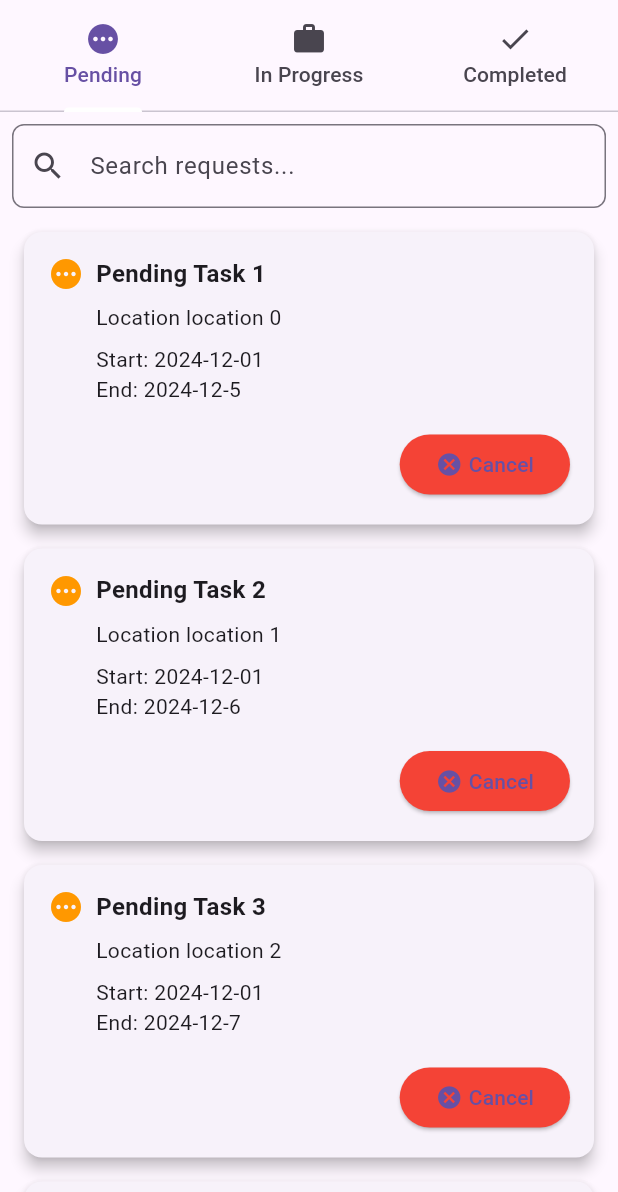
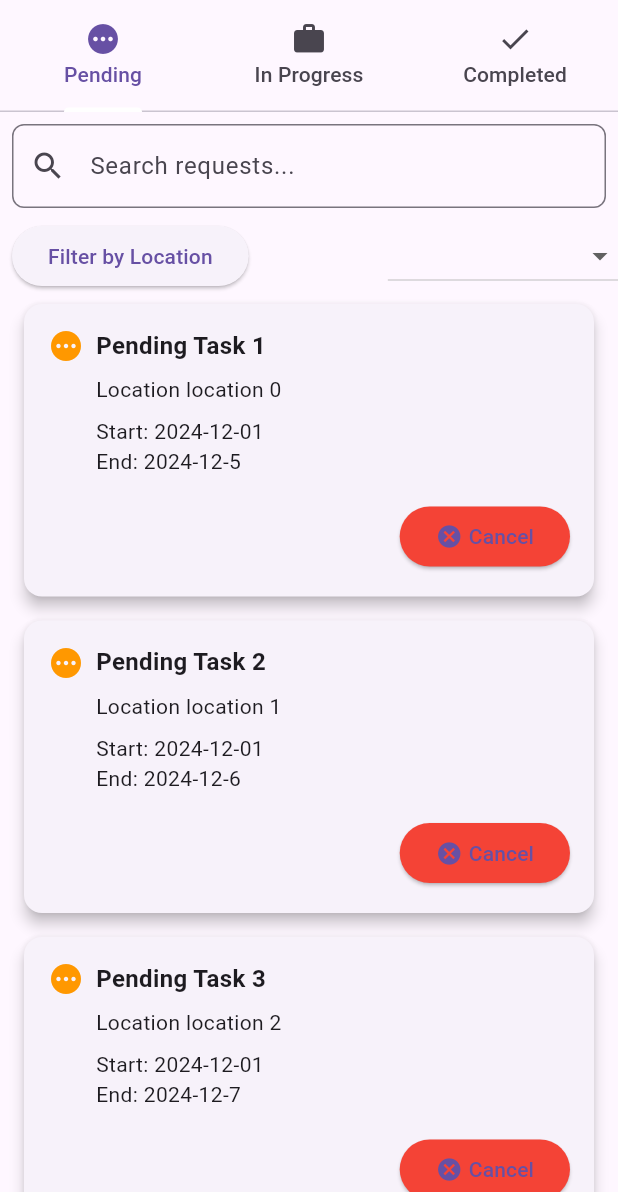
Before and after one commit to omarkhaled1853/EL-OUSTA, a Flutter app: the screen it shows after launch, on a phone screen of 412 x 824 dp, the part 44-1236 px from its top. Run offline on Flutter 3.47's test engine with Material 3 defaults, Android fonts, the phone set to English and light mode, and no system bars.

Commit message:
EO-98 adding filter and sort requests widgets

```diff
--- a/elousta/lib/client_requests/request_list.dart
+++ b/elousta/lib/client_requests/request_list.dart
@@ -1,4 +1,6 @@
+import 'package:elousta/client_requests/requests_filter.dart';
 import 'package:elousta/client_requests/requests_search_bar.dart';
+import 'package:elousta/client_requests/requests_sort.dart';
 import 'package:flutter/material.dart';
 
 class RequestList extends StatefulWidget {
@@ -17,7 +19,14 @@ class _RequestListState extends State<RequestList> {
   @override
   Widget build(BuildContext context) {
     return Column(
-      children: [const RequestsSearchBar(), Expanded(child: widget.requests)],
+      children: [
+        const RequestsSearchBar(),
+        const Row(
+          mainAxisAlignment: MainAxisAlignment.spaceBetween,
+          children: [RequestsFilter(), RequestsSort()],
+        ),
+        Expanded(child: widget.requests)
+      ],
     );
   }
 }
--- /dev/null
+++ b/elousta/lib/client_requests/requests_filter.dart
@@ -0,0 +1,54 @@
+import 'package:flutter/material.dart';
+
+class RequestsFilter extends StatefulWidget {
+  const RequestsFilter({super.key});
+
+  @override
+  State<RequestsFilter> createState() => _RequestsFilterState();
+}
+
+class _RequestsFilterState extends State<RequestsFilter> {
+  @override
+  Widget build(BuildContext context) {
+    return Padding(
+      padding: const EdgeInsets.symmetric(horizontal: 8.0),
+      child: ElevatedButton(
+        onPressed: () {
+          showDialog(
+            context: context,
+            builder: (context) {
+              // String tempFilterQuery = filterQuery;
+              return AlertDialog(
+                title: const Text("Filter by Location"),
+                content: TextField(
+                  decoration:
+                      const InputDecoration(labelText: "Enter Location"),
+                  onChanged: (value) {
+                    // tempFilterQuery = value;
+                  },
+                ),
+                actions: [
+                  TextButton(
+                    onPressed: () => Navigator.pop(context),
+                    child: const Text("Cancel"),
+                  ),
+                  TextButton(
+                    onPressed: () {
+                      setState(() {
+                        // filterQuery = tempFilterQuery;
+                      });
+                      // applyFilter();
+                      Navigator.pop(context);
+                    },
+                    child: const Text("Apply"),
+                  ),
+                ],
+              );
+            },
+          );
+        },
+        child: const Text("Filter by Location"),
+      ),
+    );
+  }
+}
--- /dev/null
+++ b/elousta/lib/client_requests/requests_sort.dart
@@ -0,0 +1,30 @@
+import 'package:flutter/material.dart';
+
+class RequestsSort extends StatefulWidget {
+  const RequestsSort({super.key});
+
+  @override
+  State<RequestsSort> createState() => _RequestsSortState();
+}
+
+class _RequestsSortState extends State<RequestsSort> {
+  @override
+  Widget build(BuildContext context) {
+    return DropdownButton<String>(
+      // value: sortType,
+      items: const [
+        DropdownMenuItem(value: "none", child: Text("No Sort")),
+        DropdownMenuItem(value: "startDate", child: Text("Sort by Start Date")),
+        DropdownMenuItem(value: "endDate", child: Text("Sort by End Date")),
+      ],
+      onChanged: (value) {
+        if (value != null) {
+          setState(() {
+            // sortType = value;
+          });
+          // applySort();
+        }
+      },
+    );
+  }
+}
```
